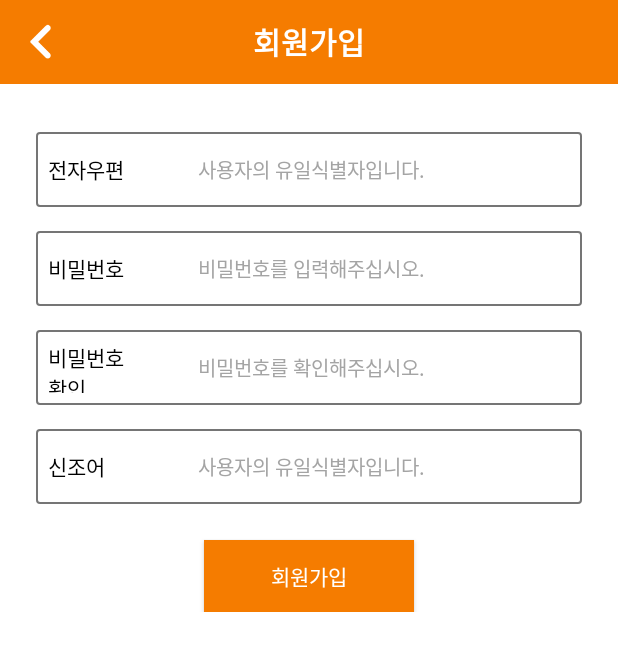
After one commit to happymario/template-android, an Android app: the SignupActivity screen opened directly, with no data from a screen before it, on a phone screen of 412 x 824 dp. The commit adds this screen. Shown: the top 651 px of the screen. Run offline under Robolectric (Android 15) with nearby library versions, the phone set to English and light mode, and no system bars; our stand-ins replace CircleImageView, data binding; network calls fail.

Commit message:
complete signup & login UI

```diff
--- a/app/src/main/java/com/victoria/bleled/common/Constants.java
+++ b/app/src/main/java/com/victoria/bleled/common/Constants.java
@@ -6,11 +6,10 @@ import com.victoria.bleled.BuildConfig;
 public interface Constants {
     boolean IS_TEST = false;
 
+    String SDCARD_FOLDER = BuildConfig.APPLICATION_ID;
     String MARKET = "google"; // apple,onestore,google
+    String CLIENT_PHONE_NUMBER = "191-245-3575";
 
-    String SDCARD_FOLDER = BuildConfig.APPLICATION_ID;
-    int MIN_AGE = 18;
-    int MAX_AGE = 39;
 
     /********************************************************************
      * INTENT NAMES
--- a/app/src/main/java/com/victoria/bleled/util/CommonUtil.java
+++ b/app/src/main/java/com/victoria/bleled/util/CommonUtil.java
@@ -119,6 +119,12 @@ public class CommonUtil {
     public static void gotoWifi(Context context) {
         Intent intent = new Intent(Settings.ACTION_WIRELESS_SETTINGS);
         context.startActivity(intent);
+    }
+
+    public static void gotoPhone(Context context, String tel) {
+        String number = "tel:" + tel.trim();
+        Intent callIntent = new Intent(Intent.ACTION_CALL, Uri.parse(number));
+        context.startActivity(callIntent);
     }
 
     public static String getVersionName(Context context) {
--- /dev/null
+++ b/app/src/main/res/drawable/xml_bg_edit.xml
@@ -0,0 +1,9 @@
+<?xml version="1.0" encoding="utf-8"?>
+<shape xmlns:android="http://schemas.android.com/apk/res/android"
+    android:shape="rectangle">
+    <solid android:color="@color/color_white" />
+    <corners android:radius="@dimen/spacing_2" />
+    <stroke
+        android:width="1dp"
+        android:color="@color/color_grey" />
+</shape>
--- /dev/null
+++ b/app/src/main/res/layout/activity_signup.xml
@@ -0,0 +1,216 @@
+<?xml version="1.0" encoding="utf-8"?>
+<layout xmlns:android="http://schemas.android.com/apk/res/android"
+    xmlns:app="http://schemas.android.com/apk/res-auto"
+    xmlns:tools="http://schemas.android.com/tools"
+    tools:context=".app.login.SignupActivity">
+
+    <data>
+
+    </data>
+
+    <androidx.constraintlayout.widget.ConstraintLayout
+        android:layout_width="match_parent"
+        android:layout_height="match_parent">
+
+        <RelativeLayout
+            android:id="@+id/relativeLayout"
+            android:layout_width="match_parent"
+            android:layout_height="@dimen/actionbar_height"
+            android:background="@color/colorPrimaryDark"
+            app:layout_constraintEnd_toEndOf="parent"
+            app:layout_constraintStart_toStartOf="parent"
+            app:layout_constraintTop_toTopOf="parent">
+
+            <ImageButton
+                android:layout_width="@dimen/actionbar_height"
+                android:layout_height="@dimen/actionbar_height"
+                android:background="@color/color_transparent"
+                android:src="@drawable/btn_back"
+                android:onClick="onBack"/>
+
+            <TextView
+                android:id="@+id/tv_title"
+                android:layout_width="wrap_content"
+                android:layout_height="wrap_content"
+                android:layout_centerInParent="true"
+                android:text="@string/signup"
+                android:textColor="@color/color_white"
+                android:textSize="@dimen/font_20"
+                android:textStyle="bold" />
+        </RelativeLayout>
+
+        <androidx.constraintlayout.widget.ConstraintLayout
+            android:layout_width="match_parent"
+            android:layout_height="0dp"
+            android:background="@color/color_white"
+            app:layout_constraintBottom_toBottomOf="parent"
+            app:layout_constraintEnd_toEndOf="parent"
+            app:layout_constraintStart_toStartOf="parent"
+            app:layout_constraintTop_toBottomOf="@+id/relativeLayout">
+
+            <ScrollView
+                android:layout_width="match_parent"
+                android:layout_height="match_parent"
+                app:layout_constraintBottom_toBottomOf="parent"
+                app:layout_constraintEnd_toEndOf="parent"
+                app:layout_constraintStart_toStartOf="parent"
+                app:layout_constraintTop_toTopOf="parent">
+
+                <LinearLayout
+                    android:id="@+id/ll_content"
+                    android:layout_width="match_parent"
+                    android:layout_height="wrap_content"
+                    android:orientation="vertical"
+                    android:background="@color/color_white"
+                    android:paddingLeft="@dimen/spacing_24"
+                    android:paddingRight="@dimen/spacing_24"
+                    android:paddingTop="@dimen/spacing_32"
+                    android:paddingBottom="@dimen/spacing_32">
+
+                    <LinearLayout
+                        android:layout_width="match_parent"
+                        android:layout_height="@dimen/spacing_50"
+                        android:background="@drawable/xml_bg_edit"
+                        android:orientation="horizontal"
+                        android:padding="@dimen/spacing_8">
+
+                        <TextView
+                            android:layout_width="100dp"
+                            android:layout_height="match_parent"
+                            android:background="@color/color_transparent"
+                            android:gravity="center_vertical"
+                            android:text="@string/id"
+                            android:textColor="@color/color_black"
+                            android:textSize="@dimen/font_14" />
+
+                        <EditText
+                            android:id="@+id/et_id"
+                            android:layout_width="match_parent"
+                            android:layout_height="match_parent"
+                            android:layout_weight="1"
+                            android:background="@color/color_transparent"
+                            android:ems="10"
+                            android:gravity="center_vertical"
+                            android:hint="@string/hint_id"
+                            android:inputType="textEmailAddress"
+                            android:textColor="@color/color_text"
+                            android:textColorHint="@color/color_text_hint"
+                            android:textSize="@dimen/font_13" />
+                    </LinearLayout>
+
+                    <LinearLayout
+                        android:layout_width="match_parent"
+                        android:layout_height="@dimen/spacing_50"
+                        android:background="@drawable/xml_bg_edit"
+                        android:layout_marginTop="@dimen/spacing_16"
+                        android:orientation="horizontal"
+                        android:padding="@dimen/spacing_8">
+
+                        <TextView
+                            android:layout_width="100dp"
+                            android:layout_height="match_parent"
+                            android:background="@color/color_transparent"
+                            android:gravity="center_vertical"
+                            android:text="@string/pwd"
+                            android:textColor="@color/color_black"
+                            android:textSize="@dimen/font_14" />
+
+                        <EditText
+                            android:id="@+id/et_pwd"
+                            android:layout_width="match_parent"
+                            android:layout_height="match_parent"
+                            android:layout_weight="1"
+                            android:background="@color/color_transparent"
+                            android:ems="10"
+                            android:gravity="center_vertical"
+                            android:hint="@string/hint_pwd"
+                            android:inputType="textPassword"
+                            android:textColor="@color/color_text"
+                            android:textColorHint="@color/color_text_hint"
+                            android:textSize="@dimen/font_13" />
+                    </LinearLayout>
+
+
+                    <LinearLayout
+                        android:layout_width="match_parent"
+                        android:layout_height="@dimen/spacing_50"
+                        android:background="@drawable/xml_bg_edit"
+                        android:layout_marginTop="@dimen/spacing_16"
+                        android:orientation="horizontal"
+                        android:padding="@dimen/spacing_8">
+
+                        <TextView
+                            android:layout_width="100dp"
+                            android:layout_height="match_parent"
+                            android:background="@color/color_transparent"
+                            android:gravity="center_vertical"
+                            android:text="@string/pwd_confirm"
+                            android:textColor="@color/color_black"
+                            android:textSize="@dimen/font_14" />
+
+                        <EditText
+                            android:id="@+id/et_pwd_confrim"
+                            android:layout_width="match_parent"
+                            android:layout_height="match_parent"
+                            android:layout_weight="1"
+                            android:background="@color/color_transparent"
+                            android:ems="10"
+                            android:gravity="center_vertical"
+                            android:hint="@string/hint_pwd_confirm"
+                            android:inputType="textPassword"
+                            android:textColor="@color/color_text"
+                            android:textColorHint="@color/color_text_hint"
+                            android:textSize="@dimen/font_13" />
+                    </LinearLayout>
+
+                    <LinearLayout
+                        android:layout_width="match_parent"
+                        android:layout_height="@dimen/spacing_50"
+                        android:layout_marginTop="@dimen/spacing_16"
+                        android:background="@drawable/xml_bg_edit"
+                        android:orientation="horizontal"
+                        android:padding="@dimen/spacing_8">
+
+                        <TextView
+                            android:layout_width="100dp"
+                            android:layout_height="match_parent"
+                            android:background="@color/color_transparent"
+                            android:gravity="center_vertical"
+                            android:text="@string/motto"
+                            android:textColor="@color/color_black"
+                            android:textSize="@dimen/font_14" />
+
+                        <EditText
+                            android:id="@+id/et_motto"
+                            android:layout_width="match_parent"
+                            android:layout_height="match_parent"
+                            android:layout_weight="1"
+                            android:background="@color/color_transparent"
+                            android:ems="10"
+                            android:gravity="center_vertical"
+                            android:hint="@string/hint_id"
+                            android:inputType="text"
+                            android:textColor="@color/color_text"
+                            android:textColorHint="@color/color_text_hint"
+                            android:textSize="@dimen/font_13" />
+                    </LinearLayout>
+
+                    <Button
+                        android:id="@+id/btn_signup"
+                        android:layout_width="@dimen/spacing_140"
+                        android:layout_height="wrap_content"
+                        android:layout_gravity="center_horizontal"
+                        android:layout_marginTop="@dimen/spacing_24"
+                        android:background="@color/colorPrimaryDark"
+                        android:onClick="onSignup"
+                        android:text="@string/signup"
+                        android:textColor="@color/color_white"
+                        android:textSize="@dimen/font_14" />
+
+                </LinearLayout>
+            </ScrollView>
+        </androidx.constraintlayout.widget.ConstraintLayout>
+
+
+    </androidx.constraintlayout.widget.ConstraintLayout>
+</layout>
--- a/app/src/main/res/layout/fragment_month_calendar.xml
+++ b/app/src/main/res/layout/fragment_month_calendar.xml
@@ -12,7 +12,7 @@
             android:id="@+id/tv_month"
             android:layout_width="match_parent"
             android:layout_height="wrap_content"
-            android:text="@string/hello_blank_fragment"
+            android:text="@string/app_name"
             app:layout_constraintEnd_toEndOf="parent"
             app:layout_constraintStart_toStartOf="parent"
             app:layout_constraintTop_toTopOf="parent" />
--- a/app/src/main/res/values/strings.xml
+++ b/app/src/main/res/values/strings.xml
@@ -77,7 +77,20 @@
     <string name="fan_high">3</string>
     <string name="change">Change</string>
     <string name="reset">Reset</string>
-    <!-- TODO: Remove or change this placeholder text -->
-    <string name="hello_blank_fragment">Hello blank fragment</string>
 
+    <!-- Login&Signup -->
+    <string name="id">전자우편</string>
+    <string name="pwd">비밀번호</string>
+    <string name="pwd_confirm">비밀번호\n확인</string>
+    <string name="hint_id">사용자의 유일식별자입니다.</string>
+    <string name="hint_pwd">비밀번호를 입력해주십시오.</string>
+    <string name="hint_pwd_confirm">비밀번호를 확인해주십시오.</string>
+    <string name="hint_motto">신조어를 입력해주십시오.</string>
+    <string name="login">들어가기</string>
+    <string name="signup">회원가입</string>
+    <string name="to_main">기본화면으로</string>
+    <string name="to_ask">문의하기</string>
+    <string name="input_valid_email">유효한 이메일을 입력해주십시오.</string>
+    <string name="input_valid_pwd">유효한 비밀번호를 입력해주십시오.</string>
+    <string name="motto">신조어</string>
 </resources>
```
Also changed, not shown: app/build.gradle (+14 -14 lines), app/src/main/AndroidManifest.xml (+8 -4 lines), app/src/main/java/com/victoria/bleled/app/login/LoginActivity.kt (added, +110 -0 lines), app/src/main/java/com/victoria/bleled/app/login/SignupActivity.kt (added, +107 -0 lines), app/src/main/java/com/victoria/bleled/app/start/SplashActivity.kt (+9 -1 lines), app/src/main/java/com/victoria/bleled/app/test/TestActivity.kt (+41 -0 lines), app/src/main/res/layout/activity_login.xml (added, +185 -0 lines), app/src/main/res/drawable-xxhdpi/btn_back.png (added).
